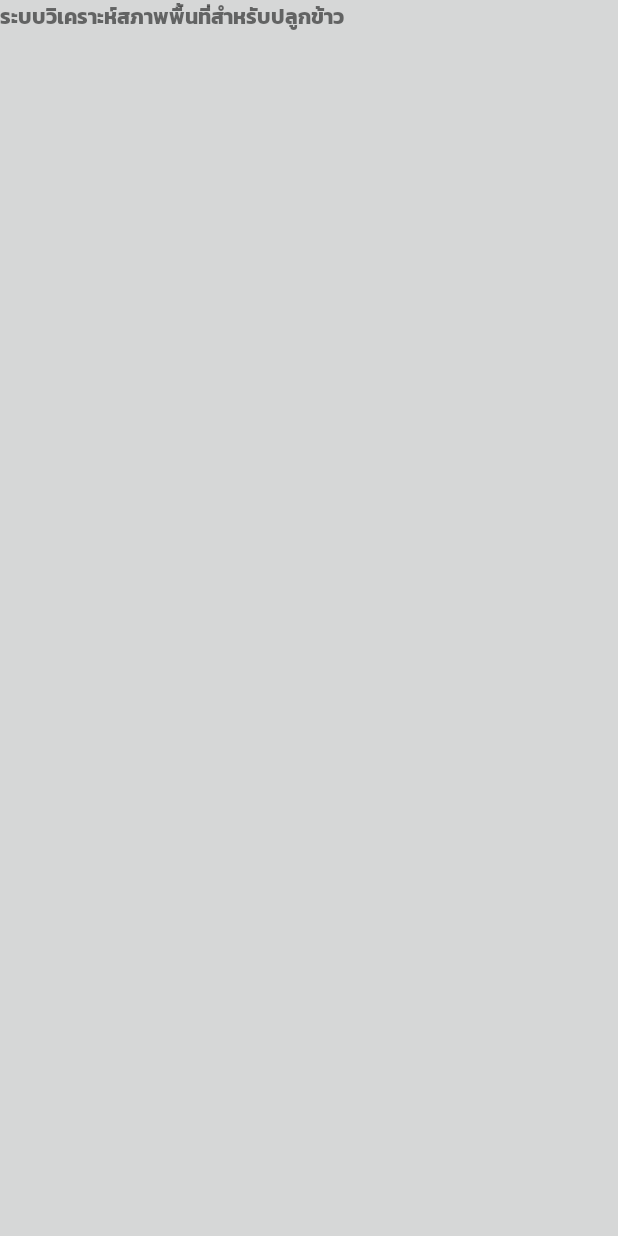
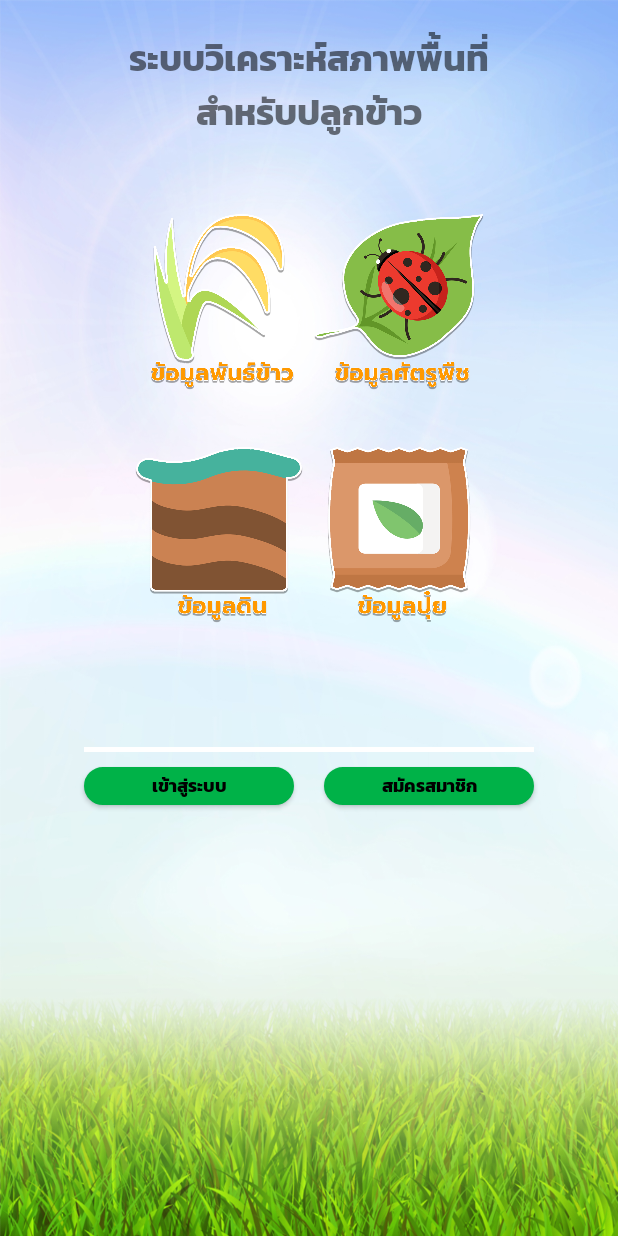
Before and after one commit to LionPK/DemoRice, an Android app: the layout activity_main.xml on its own in the app's theme, with its tools: preview values and no code run, on a phone screen of 412 x 824 dp. Run offline under Robolectric (Android 15) with nearby library versions, the phone set to English and light mode, and no system bars.

Commit message:
update main

```diff
--- a/app/src/main/AndroidManifest.xml
+++ b/app/src/main/AndroidManifest.xml
@@ -9,14 +9,21 @@
         android:roundIcon="@mipmap/ic_launcher_round"
         android:supportsRtl="true"
         android:theme="@style/AppTheme">
-        <activity android:name=".MainActivity" />
-        <activity android:name=".LoginActivity">
+        <activity android:name=".MainActivity" >
             <intent-filter>
                 <action android:name="android.intent.action.MAIN" />
 
                 <category android:name="android.intent.category.LAUNCHER" />
             </intent-filter>
         </activity>
+
+        <activity android:name=".LoginActivity">
+            <!--<intent-filter>-->
+                <!--<action android:name="android.intent.action.MAIN" />-->
+
+                <!--<category android:name="android.intent.category.LAUNCHER" />-->
+            <!--</intent-filter>-->
+        </activity>
         <activity android:name=".RegisterActivity"></activity>
     </application>
 
--- /dev/null
+++ b/app/src/main/res/drawable/btn_main.xml
@@ -0,0 +1,20 @@
+<?xml version="1.0" encoding="utf-8"?>
+<selector xmlns:android="http://schemas.android.com/apk/res/android">
+
+    <item android:state_pressed="true">
+        <shape android:shape="rectangle">
+            <corners android:radius="20dip" />
+            <stroke android:width="1dip" android:color="#00cc52" />
+            <gradient android:angle="-90" android:startColor="#00cc52" android:endColor="#00cc52" />
+        </shape>
+    </item>
+
+    <item>
+        <shape android:shape="rectangle">
+            <corners android:radius="20dip" />
+            <stroke android:width="1dip" android:color="#00b248" />
+            <gradient android:angle="-90" android:startColor="#00b248" android:endColor="#00b248" />
+        </shape>
+    </item>
+
+</selector>
--- a/app/src/main/res/layout/activity_login.xml
+++ b/app/src/main/res/layout/activity_login.xml
@@ -29,10 +29,11 @@
             android:layout_height="wrap_content"
             android:layout_gravity="center_horizontal"
             android:layout_marginBottom="40dp"
+            android:fontFamily="@font/kanit_bold"
             android:text="@string/app_name"
             android:textAllCaps="true"
-            android:textSize="20sp"
-            android:textAppearance="@style/TextAppearance.demorice.Title"/>
+            android:textAppearance="@style/TextAppearance.demorice.Title"
+            android:textSize="20sp" />
 
         <!-- Snippet from "Add text fields" section goes here. -->
         <android.support.design.widget.TextInputLayout
--- a/app/src/main/res/layout/activity_main.xml
+++ b/app/src/main/res/layout/activity_main.xml
@@ -4,16 +4,153 @@
     xmlns:tools="http://schemas.android.com/tools"
     android:layout_width="match_parent"
     android:layout_height="match_parent"
-    android:background="?android:attr/colorButtonNormal"
+    android:background="@drawable/background"
     tools:context=".MainActivity">
 
 
-    <TextView
-        android:id="@+id/textView"
-        android:layout_width="wrap_content"
-        android:layout_height="wrap_content"
-        android:fontFamily="@font/kanit_bold"
-        android:text="ระบบวิเคราะห์สภาพพื้นที่สำหรับปลูกข้าว"
-        tools:layout_editor_absoluteX="74dp"
-        tools:layout_editor_absoluteY="47dp" />
+    <LinearLayout
+        android:layout_width="match_parent"
+        android:layout_height="match_parent"
+        android:clipChildren="false"
+        android:clipToPadding="false"
+        android:gravity="center_horizontal"
+        android:orientation="vertical"
+        tools:ignore="MissingConstraints"
+        tools:layout_editor_absoluteX="62dp"
+        tools:layout_editor_absoluteY="0dp">
+
+        <TextView
+            android:id="@+id/space1"
+            android:layout_width="match_parent"
+            android:layout_height="20dp" />
+
+        <TextView
+            android:id="@+id/title"
+            android:layout_width="300dp"
+            android:layout_height="wrap_content"
+            android:layout_gravity="center_horizontal"
+            android:fontFamily="@font/kanit_bold"
+            android:text="ระบบวิเคราะห์สภาพพื้นที่สำหรับปลูกข้าว"
+            android:textAlignment="center"
+            android:textSize="24sp"
+            tools:ignore="MissingConstraints"
+            tools:layout_editor_absoluteX="42dp"
+            tools:layout_editor_absoluteY="48dp" />
+
+
+        <TextView
+            android:id="@+id/space2"
+            android:layout_width="match_parent"
+            android:layout_height="50dp" />
+
+        <TableLayout
+            android:layout_width="match_parent"
+            android:layout_height="wrap_content">
+
+            <TableRow
+                android:layout_width="match_parent"
+                android:layout_height="match_parent"
+                android:gravity="center_horizontal"
+                android:orientation="vertical">
+
+                <ImageButton
+                    android:id="@+id/btn_rice"
+                    android:layout_width="120dp"
+                    android:layout_height="120dp"
+                    android:background="@drawable/rice_p" />
+
+                <ImageButton
+                    android:id="@+id/btn_pest"
+                    android:layout_width="120dp"
+                    android:layout_height="120dp"
+                    android:background="@drawable/pest_p" />
+
+            </TableRow>
+
+            <TableRow
+                android:layout_width="match_parent"
+                android:layout_height="match_parent"
+                android:gravity="center_horizontal"
+                android:orientation="vertical">
+
+                <TextView
+                    android:id="@+id/space3"
+                    android:layout_width="wrap_content"
+                    android:layout_height="35dp" />
+            </TableRow>
+
+            <TableRow
+                android:layout_width="match_parent"
+                android:layout_height="match_parent"
+                android:gravity="center_horizontal"
+                android:orientation="vertical">
+
+                <ImageButton
+                    android:id="@+id/btn_soil"
+                    android:layout_width="120dp"
+                    android:layout_height="120dp"
+                    android:background="@drawable/soil_p" />
+
+                <ImageButton
+                    android:id="@+id/btn_fertilizer"
+                    android:layout_width="120dp"
+                    android:layout_height="120dp"
+                    android:background="@drawable/fertilizer_p" />
+
+            </TableRow>
+
+        </TableLayout>
+
+
+        <TextView
+            android:id="@+id/space4"
+            android:layout_width="match_parent"
+            android:layout_height="80dp" />
+
+        <TextView
+            android:id="@+id/space5"
+            android:layout_width="300dp"
+            android:layout_height="3dp"
+            android:background="@android:color/background_light"
+            android:textAlignment="textStart"
+            tools:ignore="MissingConstraints"
+            tools:layout_editor_absoluteX="42dp"
+            tools:layout_editor_absoluteY="501dp" />
+
+        <TextView
+            android:id="@+id/space6"
+            android:layout_width="match_parent"
+            android:layout_height="10dp" />
+
+        <TableRow
+            android:layout_width="300dp"
+            android:layout_height="35dp"
+            android:layout_gravity="center_horizontal"
+            tools:ignore="MissingConstraints"
+            tools:layout_editor_absoluteX="42dp"
+            tools:layout_editor_absoluteY="516dp">
+
+            <Button
+                android:id="@+id/login"
+                style="@style/btn_main"
+                android:fontFamily="@font/kanit_bold"
+                android:text="เข้าสู่ระบบ"
+                android:textSize="12sp" />
+
+            <TextView
+                android:id="@+id/textView3"
+                android:layout_width="20dp"
+                android:layout_height="30dp" />
+
+            <Button
+                android:id="@+id/register"
+                style="@style/btn_main"
+                android:fontFamily="@font/kanit_bold"
+                android:text="สมัครสมาชิก"
+                android:textSize="12sp" />
+        </TableRow>
+
+    </LinearLayout>
+
+
 </android.support.constraint.ConstraintLayout>
--- a/app/src/main/res/values/styles.xml
+++ b/app/src/main/res/values/styles.xml
@@ -80,4 +80,13 @@
         <item name="android:elevation">4dp</item>
     </style>
 
+
+    <!-- main -->
+    <style name="btn_main" parent="@android:style/Widget.Button">
+        <item name="android:layout_width">140dp</item>
+        <item name="android:layout_height">25dp</item>
+        <item name="android:background">@drawable/btn_main</item>
+        <item name="android:radius">20dp</item>
+    </style>
+
 </resources>
```
Also changed, not shown: app/src/main/res/drawable/background.jpg (added), app/src/main/res/drawable/bg.jpg (deleted), app/src/main/res/drawable/fertilizer_p.png (added), app/src/main/res/drawable/peper.jpg (added), app/src/main/res/drawable/pest_p.png (added), app/src/main/res/drawable/rice_p.png (added), app/src/main/res/drawable/soil_p.png (added).
